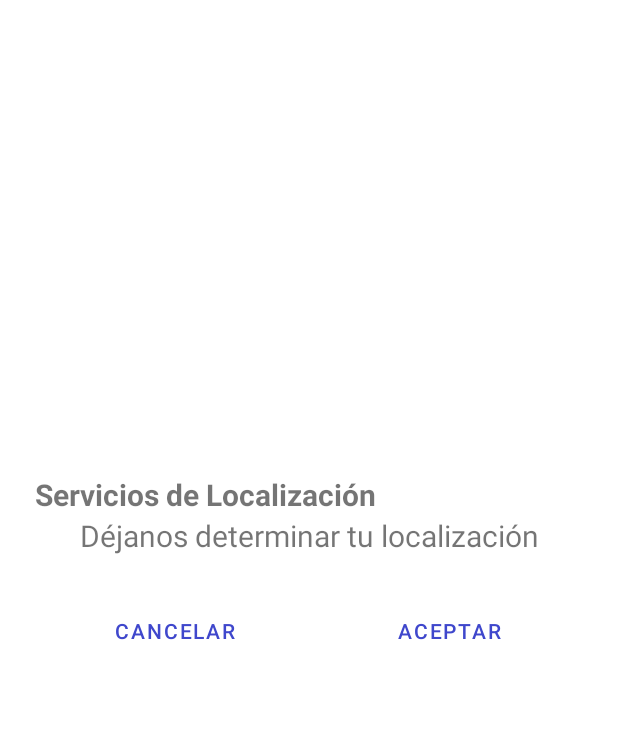
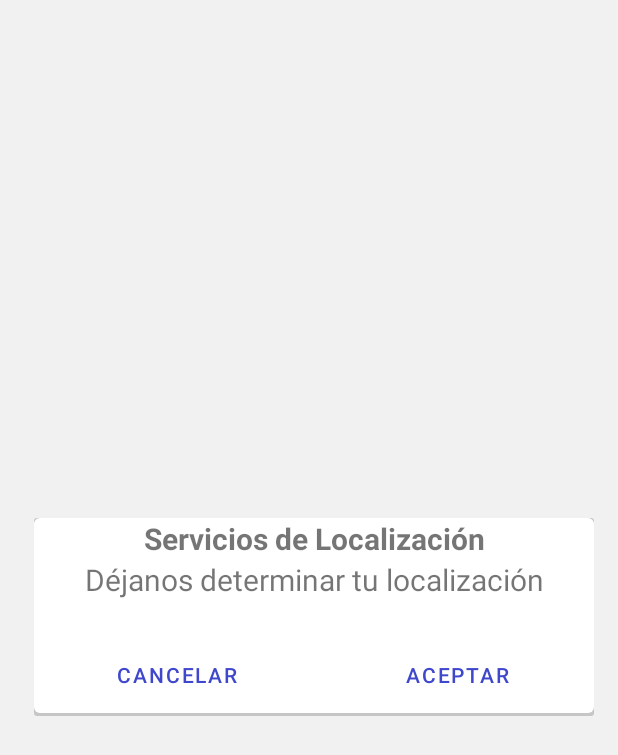
Before and after one commit to stamina-training-limited/stamina, an Android app: the layout activity_location_agreement.xml on its own in the app's theme, with its tools: preview values and no code run, on a phone screen of 412 x 824 dp. Shown: the top 755 px of the screen. Run offline under Robolectric (Android 15) with nearby library versions, the phone set to English and light mode, and no system bars.

Commit message:
Añadidas sombras y otros cambios de estilo

```diff
--- a/app/src/main/java/com/limited/training/stamina/MainActivity.kt
+++ b/app/src/main/java/com/limited/training/stamina/MainActivity.kt
@@ -6,6 +6,6 @@ import android.os.Bundle
 class MainActivity : AppCompatActivity() {
     override fun onCreate(savedInstanceState: Bundle?) {
         super.onCreate(savedInstanceState)
-        setContentView(R.layout.activity_location_agreement)
+        setContentView(R.layout.activity_user_agreement)
     }
 }
--- /dev/null
+++ b/app/src/main/res/drawable/border_shadow.xml
@@ -0,0 +1,20 @@
+<?xml version="1.0" encoding="utf-8"?>
+<layer-list xmlns:android="http://schemas.android.com/apk/res/android">
+    <item>
+        <shape android:shape="rectangle">
+            <solid android:color="#CABBBBBB"/>
+            <corners android:radius="2dp" />
+        </shape>
+    </item>
+
+    <item
+        android:left="0dp"
+        android:right="0dp"
+        android:top="0dp"
+        android:bottom="2dp">
+        <shape android:shape="rectangle">
+            <solid android:color="@android:color/white"/>
+            <corners android:radius="4dp" />
+        </shape>
+    </item>
+</layer-list>
--- a/app/src/main/res/layout/activity_location_agreement.xml
+++ b/app/src/main/res/layout/activity_location_agreement.xml
@@ -3,22 +3,27 @@
     xmlns:app="http://schemas.android.com/apk/res-auto"
     xmlns:tools="http://schemas.android.com/tools"
     android:layout_width="match_parent"
-    android:layout_height="match_parent">
+    android:layout_height="match_parent"
+    android:background="#F1F1F1">
 
     <LinearLayout
-        android:layout_width="365dp"
-        android:layout_height="192dp"
+        android:layout_width="373dp"
+        android:layout_height="132dp"
+        android:background="@drawable/border_shadow"
         android:orientation="vertical"
         app:layout_constraintBottom_toBottomOf="parent"
         app:layout_constraintEnd_toEndOf="parent"
+        app:layout_constraintHorizontal_bias="0.578"
         app:layout_constraintStart_toStartOf="parent"
-        app:layout_constraintTop_toTopOf="parent">
+        app:layout_constraintTop_toTopOf="parent"
+        app:layout_constraintVertical_bias="0.499">
 
         <TextView
             android:id="@+id/textView3"
             android:layout_width="match_parent"
             android:layout_height="wrap_content"
             android:text="@string/Location_services"
+            android:textAlignment="center"
             android:textSize="20sp"
             android:textStyle="bold" />
 
@@ -32,32 +37,32 @@
 
         <LinearLayout
             android:layout_width="match_parent"
-            android:layout_height="73dp"
+            android:layout_height="wrap_content"
             android:orientation="horizontal"
             tools:layout_editor_absoluteX="-92dp"
             tools:layout_editor_absoluteY="423dp">
 
             <Button
                 android:id="@+id/button4"
+                style="?android:attr/buttonBarButtonStyle"
                 android:layout_width="wrap_content"
                 android:layout_height="wrap_content"
-                android:layout_weight="5"
+                android:layout_weight="1"
                 android:minHeight="48dp"
                 android:text="@string/Cancel"
                 android:textColor="@color/azul_stamina"
-                app:backgroundTint="#FFFFFF"
-                style="?android:attr/buttonBarButtonStyle" />
+                app:backgroundTint="#FFFFFF" />
 
             <Button
                 android:id="@+id/button5"
+                style="?android:attr/buttonBarButtonStyle"
                 android:layout_width="wrap_content"
                 android:layout_height="wrap_content"
-                android:layout_weight="5"
+                android:layout_weight="1"
                 android:minHeight="48dp"
                 android:text="@string/Accept"
                 android:textColor="@color/azul_stamina"
-                app:backgroundTint="#FFFFFF"
-                style="?android:attr/buttonBarButtonStyle" />
+                app:backgroundTint="#FFFFFF" />
         </LinearLayout>
 
     </LinearLayout>
--- a/app/src/main/res/layout/activity_user_agreement.xml
+++ b/app/src/main/res/layout/activity_user_agreement.xml
@@ -3,11 +3,13 @@
     xmlns:app="http://schemas.android.com/apk/res-auto"
     xmlns:tools="http://schemas.android.com/tools"
     android:layout_width="match_parent"
-    android:layout_height="match_parent">
+    android:layout_height="match_parent"
+    android:background="#F1F1F1">
 
     <LinearLayout
         android:layout_width="357dp"
         android:layout_height="250dp"
+        android:background="@drawable/border_shadow"
         android:orientation="vertical"
         app:layout_constraintBottom_toBottomOf="parent"
         app:layout_constraintEnd_toEndOf="parent"
@@ -19,6 +21,7 @@
             android:layout_width="match_parent"
             android:layout_height="wrap_content"
             android:text="@string/User_agreement_title"
+            android:textAlignment="center"
             android:textSize="20sp"
             android:textStyle="bold" />
 
```
